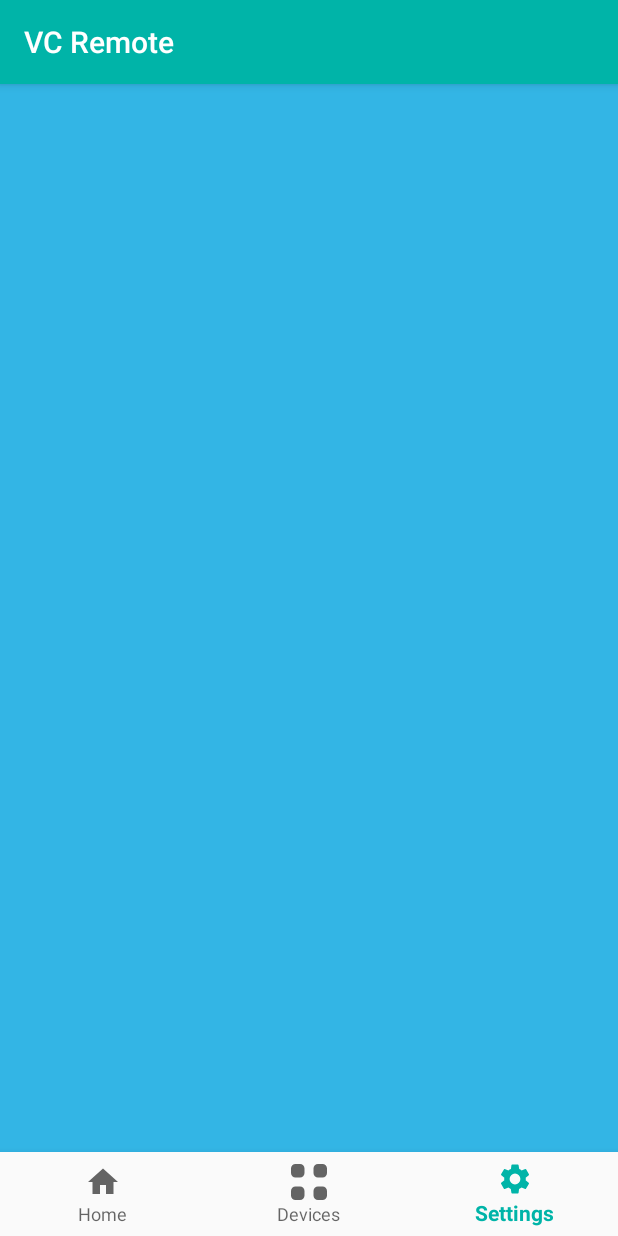
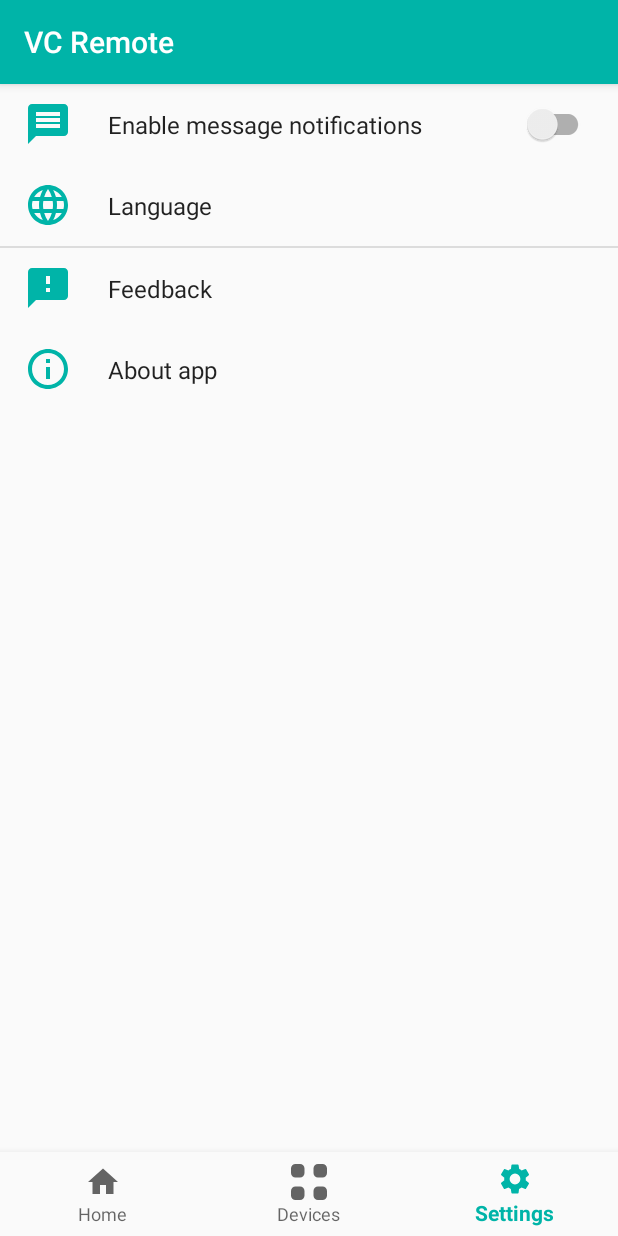
Before and after one commit to AlexanderSuprun/VC_Remote, an Android app: the screen it shows after launch (MainActivity), item 3 of the bottom bar chosen, on a phone screen of 412 x 824 dp. Run offline under Robolectric (Android 15) with nearby library versions, the phone set to English and light mode, and no system bars; our stand-ins replace androidx.preference.

Commit message:
Added settings menu

```diff
--- a/app/build.gradle
+++ b/app/build.gradle
@@ -24,6 +24,7 @@ dependencies {
     implementation 'androidx.appcompat:appcompat:1.1.0'
     implementation 'com.google.android.material:material:1.1.0'
     implementation 'androidx.constraintlayout:constraintlayout:1.1.3'
+    implementation 'androidx.preference:preference:1.1.0'
     testImplementation 'junit:junit:4.12'
     androidTestImplementation 'androidx.test.ext:junit:1.1.1'
     androidTestImplementation 'androidx.test.espresso:espresso-core:3.2.0'
--- a/app/src/main/java/com/vcremote/SettingsFragment.java
+++ b/app/src/main/java/com/vcremote/SettingsFragment.java
@@ -1,18 +1,13 @@
 package com.vcremote;
 
 import android.os.Bundle;
-import android.view.LayoutInflater;
-import android.view.View;
-import android.view.ViewGroup;
 
-import androidx.annotation.NonNull;
-import androidx.annotation.Nullable;
-import androidx.fragment.app.Fragment;
+import androidx.preference.PreferenceFragmentCompat;
 
-public class SettingsFragment extends Fragment {
-    @Nullable
+public class SettingsFragment extends PreferenceFragmentCompat {
     @Override
-    public View onCreateView(@NonNull LayoutInflater inflater, @Nullable ViewGroup container, @Nullable Bundle savedInstanceState) {
-        return inflater.inflate(R.layout.fragment_settings, container, false);
+    public void onCreatePreferences(Bundle savedInstanceState, String rootKey) {
+        setPreferencesFromResource(R.xml.preference, rootKey);
     }
+
 }
--- /dev/null
+++ b/app/src/main/res/drawable/ic_feedback_32dp.xml
@@ -0,0 +1,5 @@
+<vector android:height="32dp" android:tint="#00B4A8"
+    android:viewportHeight="24.0" android:viewportWidth="24.0"
+    android:width="32dp" xmlns:android="http://schemas.android.com/apk/res/android">
+    <path android:fillColor="#FF000000" android:pathData="M20,2L4,2c-1.1,0 -1.99,0.9 -1.99,2L2,22l4,-4h14c1.1,0 2,-0.9 2,-2L22,4c0,-1.1 -0.9,-2 -2,-2zM13,14h-2v-2h2v2zM13,10h-2L11,6h2v4z"/>
+</vector>
--- /dev/null
+++ b/app/src/main/res/drawable/ic_info_outline_32dp.xml
@@ -0,0 +1,5 @@
+<vector android:height="32dp" android:tint="#00B4A8"
+    android:viewportHeight="24.0" android:viewportWidth="24.0"
+    android:width="32dp" xmlns:android="http://schemas.android.com/apk/res/android">
+    <path android:fillColor="#FF000000" android:pathData="M11,17h2v-6h-2v6zM12,2C6.48,2 2,6.48 2,12s4.48,10 10,10 10,-4.48 10,-10S17.52,2 12,2zM12,20c-4.41,0 -8,-3.59 -8,-8s3.59,-8 8,-8 8,3.59 8,8 -3.59,8 -8,8zM11,9h2L13,7h-2v2z"/>
+</vector>
--- /dev/null
+++ b/app/src/main/res/drawable/ic_language_32dp.xml
@@ -0,0 +1,5 @@
+<vector android:height="32dp" android:tint="#00B4A8"
+    android:viewportHeight="24.0" android:viewportWidth="24.0"
+    android:width="32dp" xmlns:android="http://schemas.android.com/apk/res/android">
+    <path android:fillColor="#FF000000" android:pathData="M11.99,2C6.47,2 2,6.48 2,12s4.47,10 9.99,10C17.52,22 22,17.52 22,12S17.52,2 11.99,2zM18.92,8h-2.95c-0.32,-1.25 -0.78,-2.45 -1.38,-3.56 1.84,0.63 3.37,1.91 4.33,3.56zM12,4.04c0.83,1.2 1.48,2.53 1.91,3.96h-3.82c0.43,-1.43 1.08,-2.76 1.91,-3.96zM4.26,14C4.1,13.36 4,12.69 4,12s0.1,-1.36 0.26,-2h3.38c-0.08,0.66 -0.14,1.32 -0.14,2 0,0.68 0.06,1.34 0.14,2L4.26,14zM5.08,16h2.95c0.32,1.25 0.78,2.45 1.38,3.56 -1.84,-0.63 -3.37,-1.9 -4.33,-3.56zM8.03,8L5.08,8c0.96,-1.66 2.49,-2.93 4.33,-3.56C8.81,5.55 8.35,6.75 8.03,8zM12,19.96c-0.83,-1.2 -1.48,-2.53 -1.91,-3.96h3.82c-0.43,1.43 -1.08,2.76 -1.91,3.96zM14.34,14L9.66,14c-0.09,-0.66 -0.16,-1.32 -0.16,-2 0,-0.68 0.07,-1.35 0.16,-2h4.68c0.09,0.65 0.16,1.32 0.16,2 0,0.68 -0.07,1.34 -0.16,2zM14.59,19.56c0.6,-1.11 1.06,-2.31 1.38,-3.56h2.95c-0.96,1.65 -2.49,2.93 -4.33,3.56zM16.36,14c0.08,-0.66 0.14,-1.32 0.14,-2 0,-0.68 -0.06,-1.34 -0.14,-2h3.38c0.16,0.64 0.26,1.31 0.26,2s-0.1,1.36 -0.26,2h-3.38z"/>
+</vector>
--- /dev/null
+++ b/app/src/main/res/drawable/ic_notification_32dp.xml
@@ -0,0 +1,5 @@
+<vector android:height="32dp" android:tint="#00B4A8"
+    android:viewportHeight="24.0" android:viewportWidth="24.0"
+    android:width="32dp" xmlns:android="http://schemas.android.com/apk/res/android">
+    <path android:fillColor="#FF000000" android:pathData="M20,2L4,2c-1.1,0 -1.99,0.9 -1.99,2L2,22l4,-4h14c1.1,0 2,-0.9 2,-2L22,4c0,-1.1 -0.9,-2 -2,-2zM18,14L6,14v-2h12v2zM18,11L6,11L6,9h12v2zM18,8L6,8L6,6h12v2z"/>
+</vector>
--- a/app/src/main/res/layout/fragment_devices.xml
+++ b/app/src/main/res/layout/fragment_devices.xml
@@ -2,7 +2,6 @@
 <androidx.constraintlayout.widget.ConstraintLayout
     xmlns:android="http://schemas.android.com/apk/res/android"
     android:layout_width="match_parent"
-    android:layout_height="match_parent"
-    android:background="@android:color/holo_green_dark">
+    android:layout_height="match_parent">
 
 </androidx.constraintlayout.widget.ConstraintLayout>
--- a/app/src/main/res/layout/fragment_settings.xml
+++ b/app/src/main/res/layout/fragment_settings.xml
@@ -2,7 +2,8 @@
 <androidx.constraintlayout.widget.ConstraintLayout
     xmlns:android="http://schemas.android.com/apk/res/android"
     android:layout_width="match_parent"
-    android:layout_height="match_parent"
-    android:background="@android:color/holo_blue_light">
+    android:layout_height="match_parent">
+
+
 
 </androidx.constraintlayout.widget.ConstraintLayout>
--- a/app/src/main/res/values/strings.xml
+++ b/app/src/main/res/values/strings.xml
@@ -1,10 +1,16 @@
 <resources>
     <string name="app_name">VC Remote</string>
+    <!-- Bottom navigation bar -->
     <string name="nav_bottom_bar_home">Home</string>
     <string name="nav_bottom_bar_devices">Devices</string>
     <string name="nav_bottom_bar_settings">Settings</string>
-
+    <!-- Home screen -->
     <string name="remaining_time_title">Remaining time</string>
     <string name="turnOn_btn">Turn On</string>
     <string name="turnOff_btn">Turn Off</string>
+    <!-- Settings -->
+    <string name="notification">Enable message notifications</string>
+    <string name="language">Language</string>
+    <string name="feedback">Feedback</string>
+    <string name="about_app">About app</string>
 </resources>
--- /dev/null
+++ b/app/src/main/res/xml/preference.xml
@@ -0,0 +1,28 @@
+<?xml version="1.0" encoding="utf-8"?>
+<PreferenceScreen
+    xmlns:app="http://schemas.android.com/apk/res-auto">
+
+    <SwitchPreferenceCompat
+        app:key="notifications"
+        app:title="@string/notification"
+        app:icon="@drawable/ic_notification_32dp" />
+
+    <DropDownPreference
+        app:key="language"
+        app:title="@string/language"
+        app:icon="@drawable/ic_language_32dp" />
+
+    <PreferenceCategory>
+        <Preference
+            app:key="feedback"
+            app:title="@string/feedback"
+            app:icon="@drawable/ic_feedback_32dp" />
+
+        <Preference
+            app:key="about_app"
+            app:title="@string/about_app"
+            app:icon="@drawable/ic_info_outline_32dp"/>
+
+    </PreferenceCategory>
+
+</PreferenceScreen>
```
